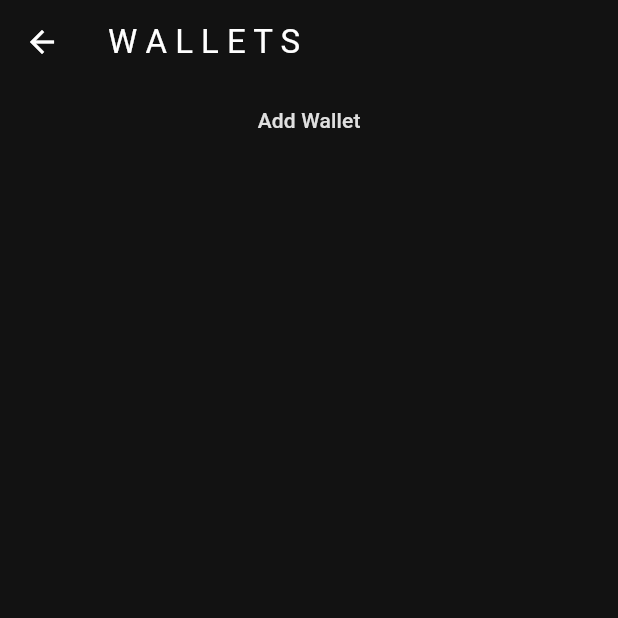
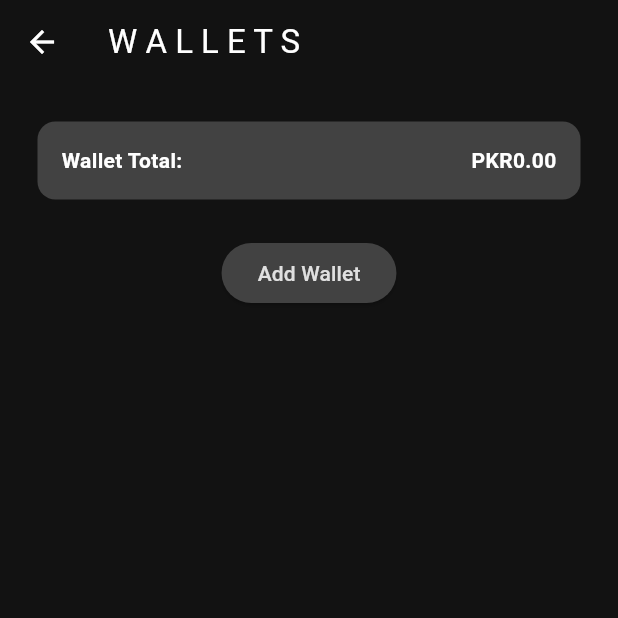
Before and after one commit to HassanAliKiyani/pocketbudget, a Flutter app: the screen it shows after launch, in the side drawer, after a tap on "W A L L E T S", on a phone screen of 412 x 824 dp, the top half of it. Run offline on Flutter 3.47's test engine with Material 3 defaults, Android fonts, the phone set to English and light mode, and no system bars; our stand-ins replace fl_chart, flutter_slidable, isar; accounts and stored records are empty; generated files the repository leaves out were written again.

Commit message:
Wallet page minor adjustment

```diff
--- a/lib/Database/expense_database.dart
+++ b/lib/Database/expense_database.dart
@@ -114,7 +114,7 @@ class ExpenseDatabase extends ChangeNotifier {
     return _allExpenses.first.date.year;
   }
 
-  Future<double> calculateCuurentMonthExpenses() async {
+  Future<double> calculateCurentMonthExpenses() async {
     await readExpenses();
 
     int currentMonth = DateTime.now().month;
--- a/lib/Pages/HomePage.dart
+++ b/lib/Pages/HomePage.dart
@@ -40,7 +40,7 @@ class _HomePageState extends State<HomePage> {
         .calculateMonthlyTotalExpenses();
     _calculateCurrentMonthTotal =
         Provider.of<ExpenseDatabase>(context, listen: false)
-            .calculateCuurentMonthExpenses();
+            .calculateCurentMonthExpenses();
   }
 
   //Create Expense Box
--- a/lib/Pages/WalletPage.dart
+++ b/lib/Pages/WalletPage.dart
@@ -49,7 +49,8 @@ class _WalletPageState extends State<WalletPage> {
   Widget build(BuildContext context) {
     return Consumer<WalletDatabase>(builder: (context, value, child) {
       List<Wallet> _allWallets = value.allWallets;
-      print("Getting from data base ${_allWallets.length}");
+      double total =
+          value.allWallets.fold(0, (sum, wallet) => sum + wallet.amount);
 
       return Scaffold(
         appBar: AppBar(
@@ -61,11 +62,32 @@ class _WalletPageState extends State<WalletPage> {
           crossAxisAlignment: CrossAxisAlignment.center,
           children: [
             Container(
-              width: MediaQuery.of(context).size.width * 0.94,
-              child: TextButton(
-                onPressed: openWalletBox,
-                child: const Text("Add Wallet"),
+              padding: const EdgeInsets.all(16.0),
+              margin: const EdgeInsets.all(25.0),
+              decoration: BoxDecoration(
+                  color: Theme.of(context).colorScheme.inversePrimary,
+                  borderRadius: BorderRadius.circular(12.0)),
+              child: Row(
+                mainAxisAlignment: MainAxisAlignment.spaceBetween,
+                children: [
+                  const Text(
+                    "Wallet Total:",
+                    style: TextStyle(fontWeight: FontWeight.bold),
+                  ),
+                  Text(
+                    convertAmountToCurreny(total),
+                    style: TextStyle(fontWeight: FontWeight.bold),
+                  )
+                ],
               ),
+            ),
+            ElevatedButton(
+              style: ElevatedButton.styleFrom(
+                // foregroundColor: Theme.of(context).colorScheme.secondary,
+                backgroundColor: Theme.of(context).colorScheme.inversePrimary,
+              ),
+              onPressed: openWalletBox,
+              child: const Text("Add Wallet"),
             ),
             Expanded(
                 child: GridView.builder(
```
